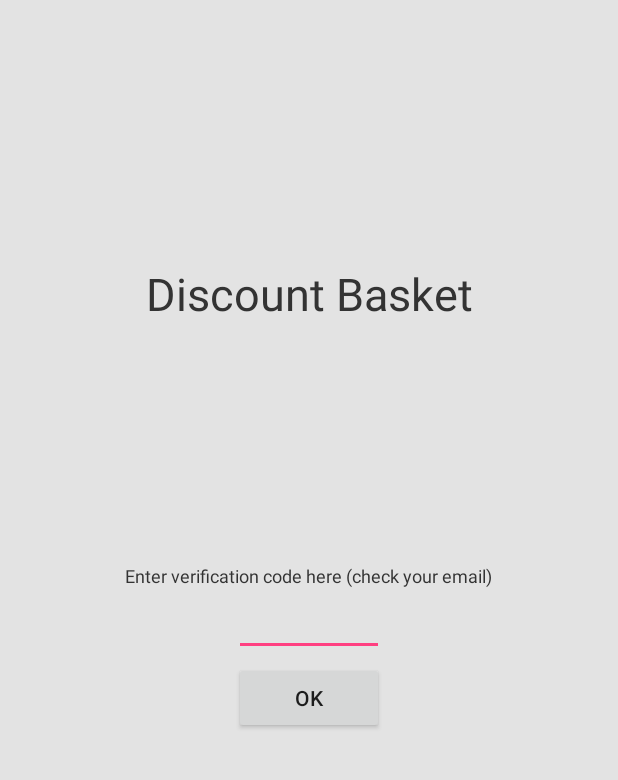
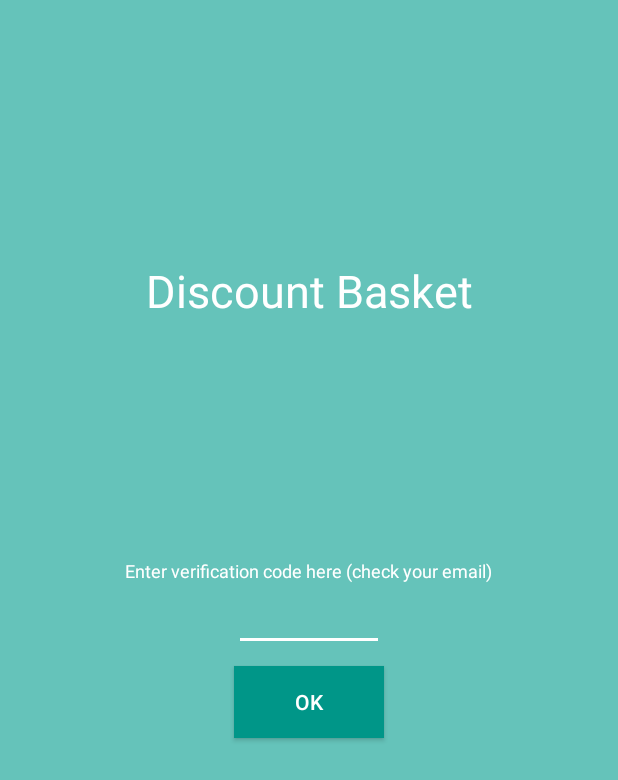
Before and after one commit to crisscuola/roadway-chat, an Android app: the ConfirmRegistrationActivity screen opened directly, with no data from a screen before it, on a phone screen of 412 x 824 dp. Shown: the top 780 px of the screen. Run offline under Robolectric (Android 15) with nearby library versions, the phone set to English and light mode, and no system bars; libraries missing offline, so code that uses them is left out: com.mobsandgeeks.saripaar; 1 statement that could not run was skipped.

Commit message:
confirm ui

```diff
--- a/app/src/main/res/layout/activity_comfirm.xml
+++ b/app/src/main/res/layout/activity_comfirm.xml
@@ -1,7 +1,8 @@
 <?xml version="1.0" encoding="utf-8"?>
 <LinearLayout xmlns:android="http://schemas.android.com/apk/res/android"
     xmlns:tools="http://schemas.android.com/tools"
-    android:background="#e3e3e3"
+    xmlns:app="http://schemas.android.com/apk/res-auto"
+    android:background="#65c3ba"
     android:layout_width="match_parent"
     android:layout_height="match_parent"
     android:padding="@dimen/activity_horizontal_margin"
@@ -21,7 +22,7 @@
             android:gravity="center"
             android:text="@string/app_title"
             android:textSize="30sp"
-            android:textColor="#333333"/>
+            android:textColor="#fff"/>
 
     </RelativeLayout>
 
@@ -39,19 +40,22 @@
             android:layout_gravity="center"
             android:text="@string/description_confirm"
             android:textSize="12sp"
-            android:textColor="#333333" />
+            android:textColor="#fff" />
         <EditText
             android:id="@+id/confirm"
             android:layout_width="100dp"
             android:layout_height="wrap_content"
             android:inputType="textEmailAddress"
+            android:theme="@style/WhiteEditTextTheme"
             android:layout_gravity="center" />
 
         <Button
             android:id="@+id/submit_confirm_button"
-            android:layout_marginTop="4dp"
+            android:layout_marginTop="10dp"
             android:layout_width="100dp"
             android:layout_height="wrap_content"
+            android:background="#009688"
+            android:textColor="#fff"
             android:text="@string/ok"
             android:layout_gravity="center" />
 
--- a/app/src/main/res/layout/activity_signup.xml
+++ b/app/src/main/res/layout/activity_signup.xml
@@ -11,7 +11,7 @@
     <RelativeLayout
         android:layout_width="match_parent"
         android:layout_height="wrap_content"
-        android:layout_weight="0.5"
+        android:layout_weight="1"
         android:layout_marginBottom="30dp"
         android:orientation="vertical">
 
```
